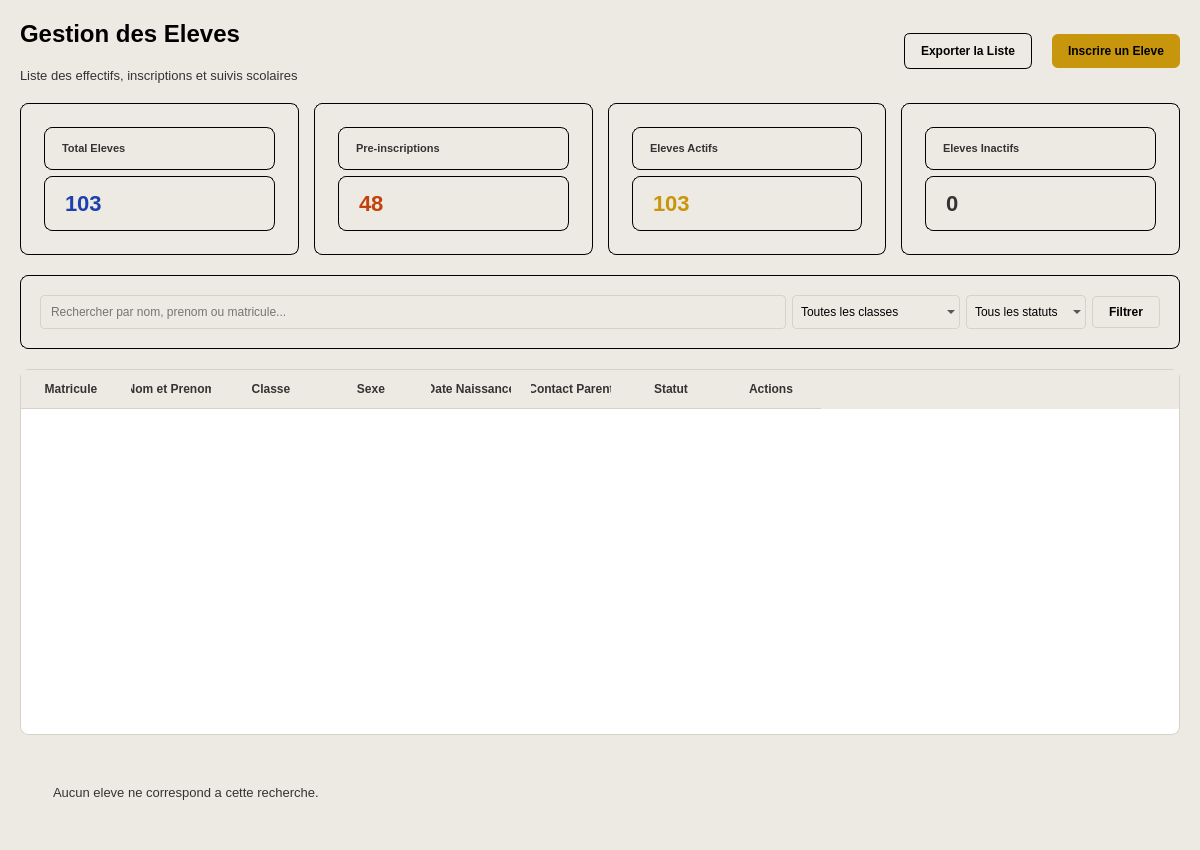
laudesmassamba1-ai/Logiciel-de-gestion-scolaire, file ui/ui_files/eleves/eleves.ui: the form before one commit.
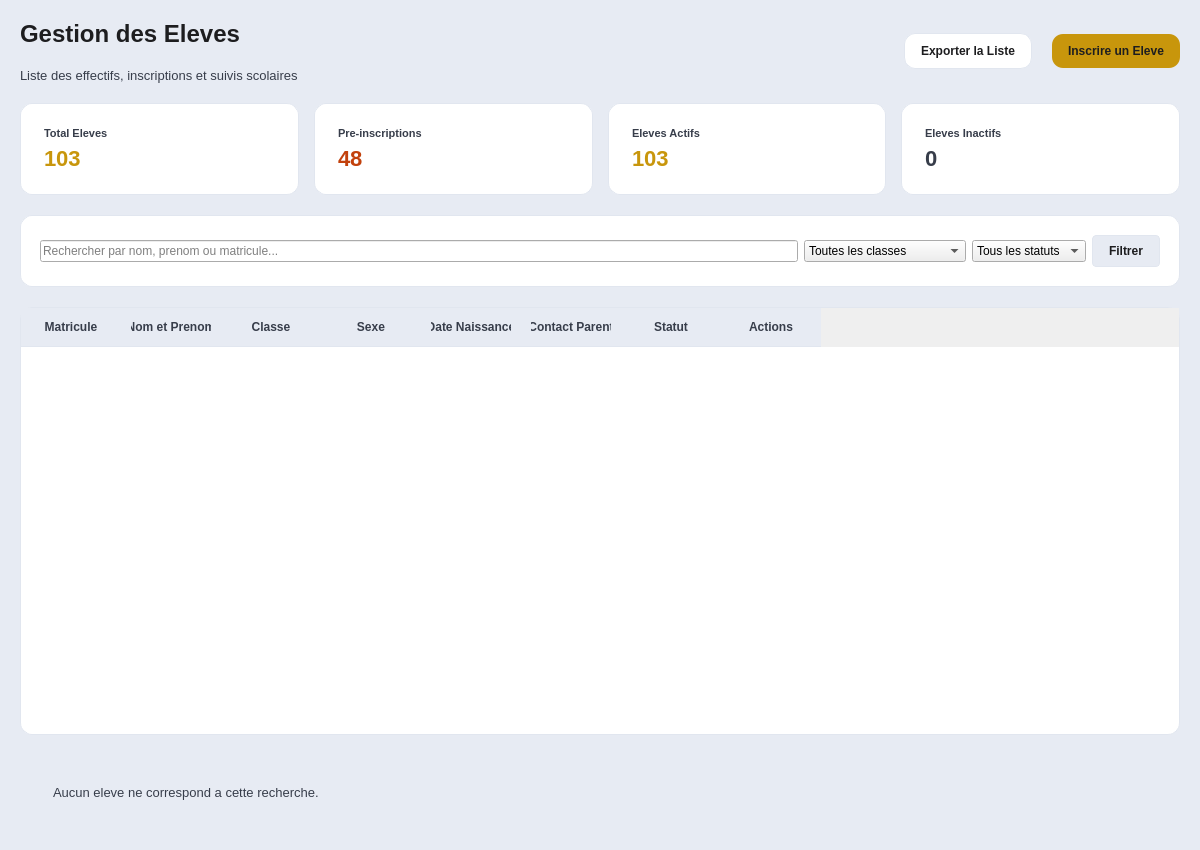
The form after the commit.

```diff
--- a/ui/ui_files/eleves/eleves.ui
+++ b/ui/ui_files/eleves/eleves.ui
@@ -13,9 +13,7 @@
   <property name="windowTitle">
    <string>Gestion des Eleves</string>
   </property>
-  <property name="styleSheet">
-   <string>background-color: #EDEAE4; font-family: 'Segoe UI', sans-serif;</string>
-  </property>
+<property name="styleSheet"><string>QWidget#PageEleves { background-color: #E7EBF3; font-family: 'Segoe UI', sans-serif; }</string></property>
   <layout class="QVBoxLayout" name="mainLayout">
    <property name="spacing">
     <number>20</number>
@@ -39,7 +37,7 @@
        <item>
         <widget class="QLabel" name="lbl_page_title">
          <property name="styleSheet">
-          <string>color: #000000; font-size: 24px; font-weight: bold;</string>
+          <string>color: #1D1D1F; font-size: 24px; font-weight: bold;</string>
          </property>
          <property name="text">
           <string>Gestion des Eleves</string>
@@ -49,7 +47,7 @@
        <item>
         <widget class="QLabel" name="lbl_page_subtitle">
          <property name="styleSheet">
-          <string>color: #333333; font-size: 13px;</string>
+          <string>color: #373D4A; font-size: 13px;</string>
          </property>
          <property name="text">
           <string>Liste des effectifs, inscriptions et suivis scolaires</string>
@@ -73,9 +71,7 @@
      </item>
      <item>
       <widget class="QPushButton" name="btn_export_eleves">
-       <property name="styleSheet">
-        <string>background-color: transparent; color: #000000; border: 1px solid #000000; border-radius: 6px; padding: 10px 16px; font-weight: bold;</string>
-       </property>
+       <property name="styleSheet"><string>QPushButton#btn_export_eleves { background-color: #FFFFFF; color: #1D1D1F; border: 1px solid #E1E6EF; border-radius: 11px; padding: 10px 16px; font-weight: bold; }</string></property>
        <property name="text">
         <string>Exporter la Liste</string>
        </property>
@@ -84,7 +80,7 @@
      <item>
       <widget class="QPushButton" name="btn_add_eleve">
        <property name="styleSheet">
-        <string>background-color: #C8960C; color: #000000; border: none; border-radius: 6px; padding: 10px 16px; font-weight: bold;</string>
+        <string>background-color: #C8960C; color: #1D1D1F; border: none; border-radius: 11px; padding: 10px 16px; font-weight: bold;</string>
        </property>
        <property name="text">
         <string>Inscrire un Eleve</string>
@@ -100,14 +96,12 @@
      </property>
      <item>
       <widget class="QFrame" name="card_total">
-       <property name="styleSheet">
-        <string>background-color: transparent; color: #000000; border: 1px solid #000000; border-radius: 8px; padding: 14px;</string>
-       </property>
+       <property name="styleSheet"><string>QFrame#card_total { background-color: #FFFFFF; color: #1D1D1F; border: 1px solid #E1E6EF; border-radius: 12px; padding: 14px; }</string></property>
        <layout class="QVBoxLayout" name="v1">
         <item>
          <widget class="QLabel" name="t1">
           <property name="styleSheet">
-           <string>color: #333333; font-size: 11px; font-weight: bold; text-transform: uppercase;</string>
+           <string>color: #373D4A; font-size: 11px; font-weight: bold; text-transform: uppercase;</string>
           </property>
           <property name="text">
            <string>Total Eleves</string>
@@ -117,7 +111,7 @@
         <item>
          <widget class="QLabel" name="v1_val">
           <property name="styleSheet">
-           <string>color: #1E40AF; font-size: 22px; font-weight: bold;</string>
+           <string>color: #C8960C; font-size: 22px; font-weight: bold;</string>
           </property>
           <property name="text">
            <string>103</string>
@@ -129,14 +123,12 @@
      </item>
      <item>
       <widget class="QFrame" name="card_preins">
-       <property name="styleSheet">
-        <string>background-color: transparent; color: #000000; border: 1px solid #000000; border-radius: 8px; padding: 14px;</string>
-       </property>
+       <property name="styleSheet"><string>QFrame#card_preins { background-color: #FFFFFF; color: #1D1D1F; border: 1px solid #E1E6EF; border-radius: 12px; padding: 14px; }</string></property>
        <layout class="QVBoxLayout" name="v2">
         <item>
          <widget class="QLabel" name="t2">
           <property name="styleSheet">
-           <string>color: #333333; font-size: 11px; font-weight: bold; text-transform: uppercase;</string>
+           <string>color: #373D4A; font-size: 11px; font-weight: bold; text-transform: uppercase;</string>
           </property>
           <property name="text">
            <string>Pre-inscriptions</string>
@@ -158,14 +150,12 @@
      </item>
      <item>
       <widget class="QFrame" name="card_actifs">
-       <property name="styleSheet">
-        <string>background-color: transparent; color: #000000; border: 1px solid #000000; border-radius: 8px; padding: 14px;</string>
-       </property>
+       <property name="styleSheet"><string>QFrame#card_actifs { background-color: #FFFFFF; color: #1D1D1F; border: 1px solid #E1E6EF; border-radius: 12px; padding: 14px; }</string></property>
        <layout class="QVBoxLayout" name="v3">
         <item>
          <widget class="QLabel" name="t3">
           <property name="styleSheet">
-           <string>color: #333333; font-size: 11px; font-weight: bold; text-transform: uppercase;</string>
+           <string>color: #373D4A; font-size: 11px; font-weight: bold; text-transform: uppercase;</string>
           </property>
           <property name="text">
            <string>Eleves Actifs</string>
@@ -187,14 +177,12 @@
      </item>
      <item>
       <widget class="QFrame" name="card_inactifs">
-       <property name="styleSheet">
-        <string>background-color: transparent; color: #000000; border: 1px solid #000000; border-radius: 8px; padding: 14px;</string>
-       </property>
+       <property name="styleSheet"><string>QFrame#card_inactifs { background-color: #FFFFFF; color: #1D1D1F; border: 1px solid #E1E6EF; border-radius: 12px; padding: 14px; }</string></property>
        <layout class="QVBoxLayout" name="v4">
         <item>
          <widget class="QLabel" name="t4">
           <property name="styleSheet">
-           <string>color: #333333; font-size: 11px; font-weight: bold; text-transform: uppercase;</string>
+           <string>color: #373D4A; font-size: 11px; font-weight: bold; text-transform: uppercase;</string>
           </property>
           <property name="text">
            <string>Eleves Inactifs</string>
@@ -204,7 +192,7 @@
         <item>
          <widget class="QLabel" name="v4_val">
           <property name="styleSheet">
-           <string>color: #333333; font-size: 22px; font-weight: bold;</string>
+           <string>color: #373D4A; font-size: 22px; font-weight: bold;</string>
           </property>
           <property name="text">
            <string>0</string>
@@ -219,14 +207,11 @@
    <item>
     <widget class="QFrame" name="filterFrame">
      <property name="styleSheet">
-      <string>background-color: transparent; color: #000000; border: 1px solid #000000; border-radius: 8px; padding: 10px;</string>
+      <string>QFrame#filterFrame { background-color: #FFFFFF; color: #1D1D1F; border: 1px solid #E1E6EF; border-radius: 12px; padding: 10px; }</string>
      </property>
      <layout class="QHBoxLayout" name="filterLayout">
       <item>
        <widget class="QLineEdit" name="search_eleve">
-        <property name="styleSheet">
-         <string>padding: 8px; border: 1px solid #D5D2CB; border-radius: 4px;</string>
-        </property>
         <property name="placeholderText">
          <string>Rechercher par nom, prenom ou matricule...</string>
         </property>
@@ -234,9 +219,6 @@
       </item>
       <item>
        <widget class="QComboBox" name="combo_classe">
-        <property name="styleSheet">
-         <string>padding: 8px; border: 1px solid #D5D2CB; border-radius: 4px;</string>
-        </property>
         <item>
          <property name="text">
           <string>Toutes les classes</string>
@@ -291,9 +273,6 @@
       </item>
       <item>
        <widget class="QComboBox" name="combo_statut">
-        <property name="styleSheet">
-         <string>padding: 8px; border: 1px solid #D5D2CB; border-radius: 4px;</string>
-        </property>
         <item>
          <property name="text">
           <string>Tous les statuts</string>
@@ -319,7 +298,7 @@
       <item>
        <widget class="QPushButton" name="btn_apply_filter_eleves">
         <property name="styleSheet">
-         <string>background-color: #EDEAE4; color: #000000; border: 1px solid #D5D2CB; border-radius: 4px; padding: 8px 16px; font-weight: bold;</string>
+         <string>background-color: #E7EBF3; color: #1D1D1F; border: 1px solid #E1E6EF; border-radius: 4px; padding: 8px 16px; font-weight: bold;</string>
         </property>
         <property name="text">
          <string>Filtrer</string>
@@ -335,22 +314,22 @@
       <string>
        QTableWidget {
            background-color: #FFFFFF;
-           border: 1px solid #D5D2CB;
-           border-radius: 8px;
-           gridline-color: #EDEAE4;
+           border: 1px solid #E1E6EF;
+           border-radius: 12px;
+           gridline-color: #E7EBF3;
            font-size: 13px;
        }
        QHeaderView::section {
-           background-color: #EDEAE4;
-           color: #333333;
+           background-color: #E7EBF3;
+           color: #373D4A;
            font-weight: bold;
            padding: 10px;
            border: none;
-           border-bottom: 1px solid #D5D2CB;
+           border-bottom: 1px solid #E1E6EF;
        }
        QTableWidget::item {
            padding: 0px 8px;
-           border-bottom: 1px solid #EDEAE4;
+           border-bottom: 1px solid #E1E6EF;
        }
       </string>
      </property>
@@ -411,7 +390,7 @@
    <item>
     <widget class="QLabel" name="lbl_empty_state">
      <property name="styleSheet">
-      <string>color: #333333; font-size: 13px; padding: 30px; qproperty-alignment: AlignCenter;</string>
+      <string>color: #373D4A; font-size: 13px; padding: 30px; qproperty-alignment: AlignCenter;</string>
      </property>
      <property name="text">
       <string>Aucun eleve ne correspond a cette recherche.</string>
```
